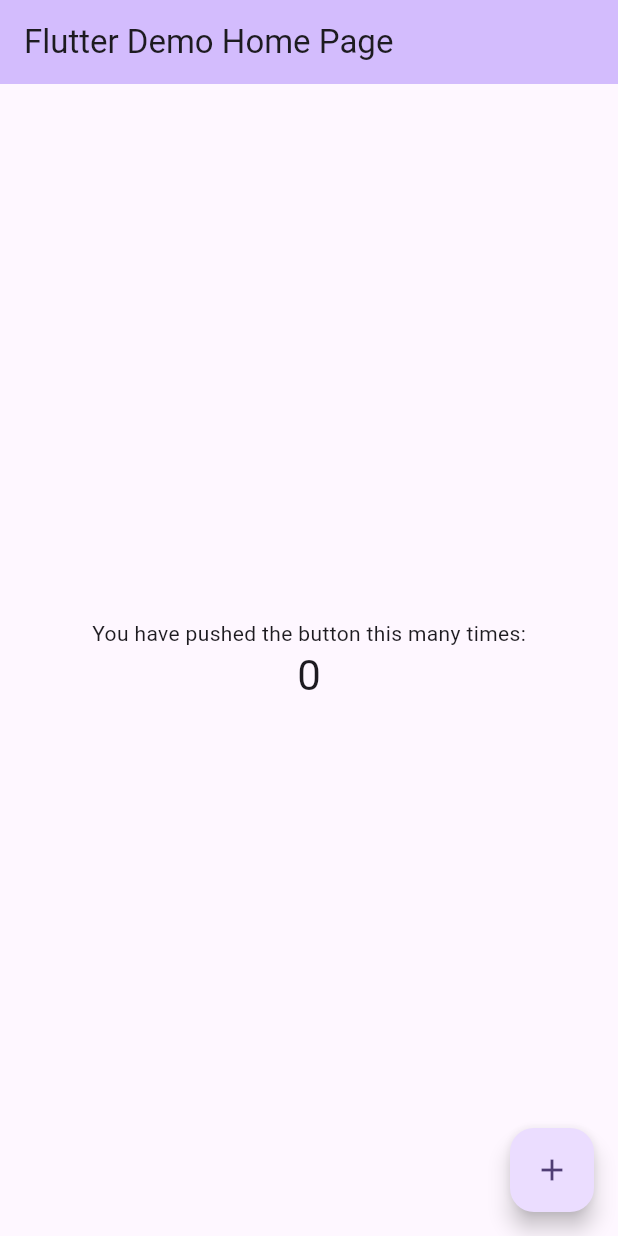
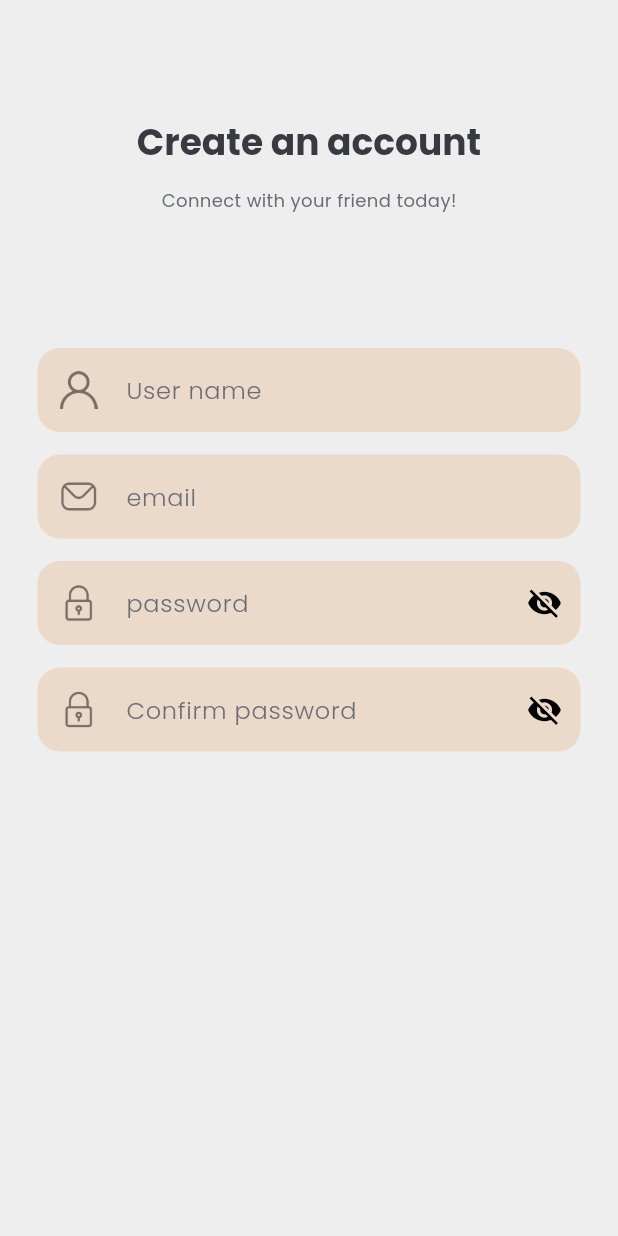
Before and after one commit to Mahbub-Hasan-Talukder/chat_app, a Flutter app: the screen it shows after launch, on a phone screen of 412 x 824 dp. Run offline on Flutter 3.47's test engine with Material 3 defaults, Android fonts, the phone set to English and light mode, and no system bars; our stand-ins replace font_awesome_flutter, google_fonts; missing offline and left inert: dart:ffi; generated files the repository leaves out were written again.

Commit message:
feat: implement signup feature
- Title, name, email and password field implemented

```diff
--- /dev/null
+++ b/lib/core/theme/colors.dart
@@ -0,0 +1,8 @@
+import 'dart:ui';
+
+class MyColors {
+  static const primary = Color(0xFFDC5F00);
+  static const secondary = Color(0xFF373A40);
+  static const shadow = Color(0xFF686D76);
+  static const surface = Color(0xFFEEEEEE);
+}
--- /dev/null
+++ b/lib/core/theme/theme.dart
@@ -0,0 +1,62 @@
+import 'package:chat_app/core/theme/colors.dart';
+import 'package:flutter/material.dart';
+import 'package:google_fonts/google_fonts.dart';
+
+class ThemeClass {
+  static ThemeData theme = ThemeData(
+    useMaterial3: true,
+    colorScheme: const ColorScheme.light(
+      primary: Color(0xFFDC5F00),
+      secondary: Color(0xFF373A40),
+      surface: Color(0xFFEEEEEE),
+      shadow: Color(0xFF686D76),
+    ),
+    textTheme: TextTheme(
+      headlineLarge: GoogleFonts.poppins(
+        fontSize: 24,
+        fontWeight: FontWeight.w700,
+        color: MyColors.secondary,
+      ),
+      headlineSmall: GoogleFonts.poppins(
+        fontSize: 12,
+        fontWeight: FontWeight.w400,
+        color: MyColors.shadow,
+      ),
+      bodyLarge: GoogleFonts.poppins(
+        fontSize: 16,
+        fontWeight: FontWeight.w500,
+        color: MyColors.shadow,
+      ),
+      bodyMedium: GoogleFonts.poppins(
+        fontSize: 12,
+        fontWeight: FontWeight.w400,
+        color: MyColors.shadow,
+      ),
+      bodySmall: GoogleFonts.poppins(
+        fontSize: 8,
+        fontWeight: FontWeight.w300,
+        color: MyColors.shadow,
+      ),
+    ),
+    inputDecorationTheme: InputDecorationTheme(
+      filled: true,
+      fillColor: const Color(0xFFEBD9CA),
+      hintStyle: GoogleFonts.poppins(
+        fontSize: 16,
+        fontWeight: FontWeight.w300,
+        color: MyColors.shadow,
+      ),
+      enabledBorder: OutlineInputBorder(
+        borderRadius: BorderRadius.circular(15),
+        borderSide: BorderSide.none,
+      ),
+      focusedBorder: OutlineInputBorder(
+        borderRadius: BorderRadius.circular(15),
+        borderSide: const BorderSide(
+          color: MyColors.primary,
+          width: 2,
+        ),
+      ),
+    ),
+  );
+}
--- /dev/null
+++ b/lib/features/sign_up/presentation/pages/sign_up.dart
@@ -0,0 +1,65 @@
+import 'package:chat_app/core/gen/assets.gen.dart';
+import 'package:chat_app/features/sign_up/presentation/widgets/custom_password_field.dart';
+import 'package:chat_app/features/sign_up/presentation/widgets/custom_text_field.dart';
+import 'package:flutter/material.dart';
+import 'package:font_awesome_flutter/font_awesome_flutter.dart';
+
+class SignUp extends StatefulWidget {
+  const SignUp({super.key});
+
+  @override
+  State<SignUp> createState() => _SignUpState();
+}
+
+class _SignUpState extends State<SignUp> {
+  @override
+  Widget build(BuildContext context) {
+    return Scaffold(
+      backgroundColor: Theme.of(context).colorScheme.surface,
+      body: SingleChildScrollView(
+        child: SafeArea(
+          child: Padding(
+            padding: const EdgeInsets.only(left: 25, right: 25),
+            child: Column(
+              children: [
+                const SizedBox(height: 80),
+                Center(
+                  child: Column(
+                    children: [
+                      Text(
+                        'Create an account',
+                        style: Theme.of(context).textTheme.headlineLarge,
+                      ),
+                      const SizedBox(height: 15),
+                      const Text('Connect with your friend today!'),
+                    ],
+                  ),
+                ),
+                const SizedBox(height: 90),
+                CustomTextField(
+                  image: Assets.images.user.provider(),
+                  text: 'User name',
+                ),
+                const SizedBox(height: 15),
+                CustomTextField(
+                  image: Assets.images.mail.provider(),
+                  text: 'email',
+                ),
+                const SizedBox(height: 15),
+                CustomPasswordField(
+                  prefixIcon: Assets.images.padlock.provider(),
+                  hintText: 'password',
+                ),
+                const SizedBox(height: 15),
+                CustomPasswordField(
+                  prefixIcon: Assets.images.padlock.provider(),
+                  hintText: 'Confirm password',
+                ),
+              ],
+            ),
+          ),
+        ),
+      ),
+    );
+  }
+}
--- /dev/null
+++ b/lib/features/sign_up/presentation/widgets/custom_password_field.dart
@@ -0,0 +1,51 @@
+import 'dart:ffi';
+
+import 'package:chat_app/core/gen/assets.gen.dart';
+import 'package:flutter/material.dart';
+import 'package:flutter/rendering.dart';
+import 'package:flutter/widgets.dart';
+
+class CustomPasswordField extends StatefulWidget {
+  final ImageProvider prefixIcon;
+  final String hintText;
+  final bool? passwordTextFieldError;
+  final ValueChanged<String>? onChanged;
+  final TextEditingController? controller;
+  const CustomPasswordField({
+    super.key,
+    required this.prefixIcon,
+    required this.hintText,
+    this.passwordTextFieldError,
+    this.onChanged,
+    this.controller,
+  });
+
+  @override
+  State<CustomPasswordField> createState() => _CustomPasswordFieldState();
+}
+
+class _CustomPasswordFieldState extends State<CustomPasswordField> {
+  @override
+  Widget build(BuildContext context) {
+    return TextField(
+      style: Theme.of(context).textTheme.bodyLarge,
+      decoration: InputDecoration(
+        hintText: widget.hintText,
+        prefixIcon: Padding(
+          padding: const EdgeInsets.all(15.0),
+          child: Image(
+            image: widget.prefixIcon,
+            height: 25,
+            width: 25,
+            opacity: const AlwaysStoppedAnimation<double>(0.5),
+          ),
+        ),
+        suffixIcon: IconButton(
+          padding: EdgeInsets.all(0),
+          onPressed: () {},
+          icon: const Icon(Icons.visibility_off),
+        ),
+      ),
+    );
+  }
+}
--- /dev/null
+++ b/lib/features/sign_up/presentation/widgets/custom_text_field.dart
@@ -0,0 +1,30 @@
+import 'package:chat_app/core/gen/assets.gen.dart';
+import 'package:flutter/material.dart';
+import 'package:flutter/rendering.dart';
+import 'package:flutter/widgets.dart';
+
+class CustomTextField extends StatelessWidget {
+  final ImageProvider image;
+  final String text;
+  const CustomTextField({super.key, required this.image, required this.text});
+
+  @override
+  Widget build(BuildContext context) {
+    return TextField(
+      style: Theme.of(context).textTheme.bodyLarge,
+      decoration: InputDecoration(
+        hintText: text,
+        prefixIcon: Padding(
+          padding: const EdgeInsets.all(15.0),
+          child: Image(
+            image: image,
+            height: 25,
+            width: 25,
+            opacity: const AlwaysStoppedAnimation<double>(0.5),
+          ),
+        ),
+      ),
+    );
+    ;
+  }
+}
--- a/lib/main.dart
+++ b/lib/main.dart
@@ -1,3 +1,5 @@
+import 'package:chat_app/core/theme/theme.dart';
+import 'package:chat_app/features/sign_up/presentation/pages/sign_up.dart';
 import 'package:flutter/material.dart';
 
 void main() {
@@ -11,115 +13,10 @@ class MyApp extends StatelessWidget {
   @override
   Widget build(BuildContext context) {
     return MaterialApp(
-      title: 'Flutter Demo',
-      theme: ThemeData(
-        // This is the theme of your application.
-        //
-        // TRY THIS: Try running your application with "flutter run". You'll see
-        // the application has a purple toolbar. Then, without quitting the app,
-        // try changing the seedColor in the colorScheme below to Colors.green
-        // and then invoke "hot reload" (save your changes or press the "hot
-        // reload" button in a Flutter-supported IDE, or press "r" if you used
-        // the command line to start the app).
-        //
-        // Notice that the counter didn't reset back to zero; the application
-        // state is not lost during the reload. To reset the state, use hot
-        // restart instead.
-        //
-        // This works for code too, not just values: Most code changes can be
-        // tested with just a hot reload.
-        colorScheme: ColorScheme.fromSeed(seedColor: Colors.deepPurple),
-        useMaterial3: true,
-      ),
-      home: const MyHomePage(title: 'Flutter Demo Home Page'),
+      debugShowCheckedModeBanner: false,
+      title: 'Chat App',
+      theme: ThemeClass.theme,
+      home: SignUp(),
     );
   }
 }
-
-class MyHomePage extends StatefulWidget {
-  const MyHomePage({super.key, required this.title});
-
-  // This widget is the home page of your application. It is stateful, meaning
-  // that it has a State object (defined below) that contains fields that affect
-  // how it looks.
-
-  // This class is the configuration for the state. It holds the values (in this
-  // case the title) provided by the parent (in this case the App widget) and
-  // used by the build method of the State. Fields in a Widget subclass are
-  // always marked "final".
-
-  final String title;
-
-  @override
-  State<MyHomePage> createState() => _MyHomePageState();
-}
-
-class _MyHomePageState extends State<MyHomePage> {
-  int _counter = 0;
-
-  void _incrementCounter() {
-    setState(() {
-      // This call to setState tells the Flutter framework that something has
-      // changed in this State, which causes it to rerun the build method below
-      // so that the display can reflect the updated values. If we changed
-      // _counter without calling setState(), then the build method would not be
-      // called again, and so nothing would appear to happen.
-      _counter++;
-    });
-  }
-
-  @override
-  Widget build(BuildContext context) {
-    // This method is rerun every time setState is called, for instance as done
-    // by the _incrementCounter method above.
-    //
-    // The Flutter framework has been optimized to make rerunning build methods
-    // fast, so that you can just rebuild anything that needs updating rather
-    // than having to individually change instances of widgets.
-    return Scaffold(
-      appBar: AppBar(
-        // TRY THIS: Try changing the color here to a specific color (to
-        // Colors.amber, perhaps?) and trigger a hot reload to see the AppBar
-        // change color while the other colors stay the same.
-        backgroundColor: Theme.of(context).colorScheme.inversePrimary,
-        // Here we take the value from the MyHomePage object that was created by
-        // the App.build method, and use it to set our appbar title.
-        title: Text(widget.title),
-      ),
-      body: Center(
-        // Center is a layout widget. It takes a single child and positions it
-        // in the middle of the parent.
-        child: Column(
-          // Column is also a layout widget. It takes a list of children and
-          // arranges them vertically. By default, it sizes itself to fit its
-          // children horizontally, and tries to be as tall as its parent.
-          //
-          // Column has various properties to control how it sizes itself and
-          // how it positions its children. Here we use mainAxisAlignment to
-          // center the children vertically; the main axis here is the vertical
-          // axis because Columns are vertical (the cross axis would be
-          // horizontal).
-          //
-          // TRY THIS: Invoke "debug painting" (choose the "Toggle Debug Paint"
-          // action in the IDE, or press "p" in the console), to see the
-          // wireframe for each widget.
-          mainAxisAlignment: MainAxisAlignment.center,
-          children: <Widget>[
-            const Text(
-              'You have pushed the button this many times:',
-            ),
-            Text(
-              '$_counter',
-              style: Theme.of(context).textTheme.headlineMedium,
-            ),
-          ],
-        ),
-      ),
-      floatingActionButton: FloatingActionButton(
-        onPressed: _incrementCounter,
-        tooltip: 'Increment',
-        child: const Icon(Icons.add),
-      ), // This trailing comma makes auto-formatting nicer for build methods.
-    );
-  }
-}
```
Also changed, not shown: pubspec.yaml (+20 -68 lines), assets/images/mail.png (added), assets/images/padlock.png (added), assets/images/user.png (added).
